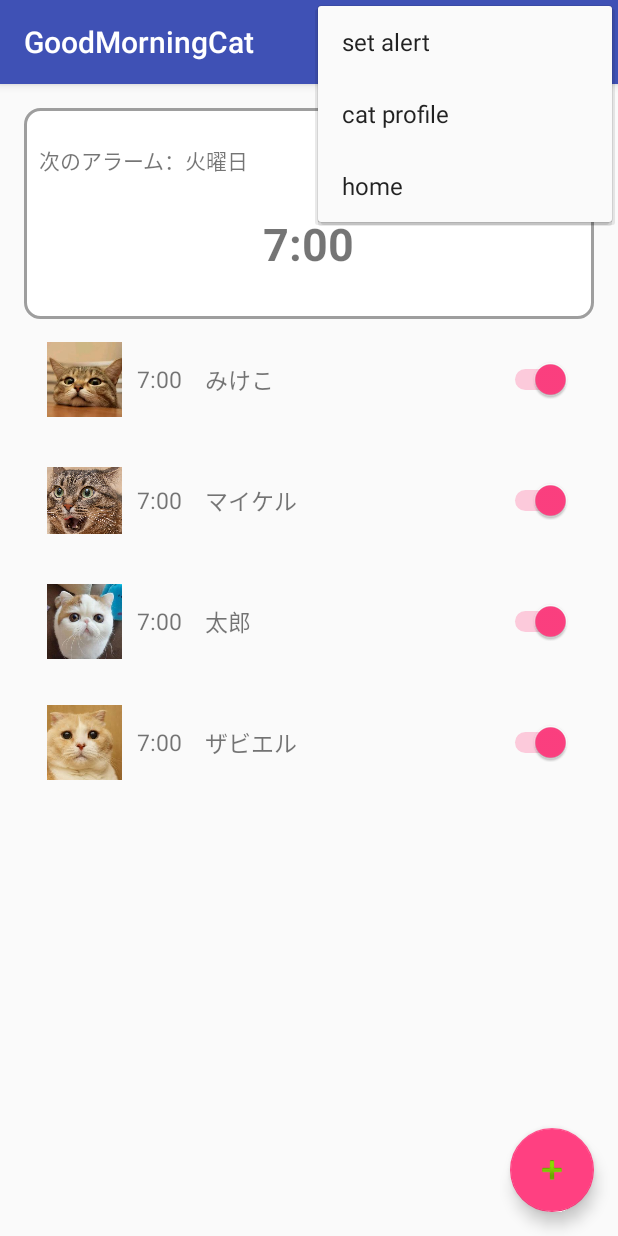
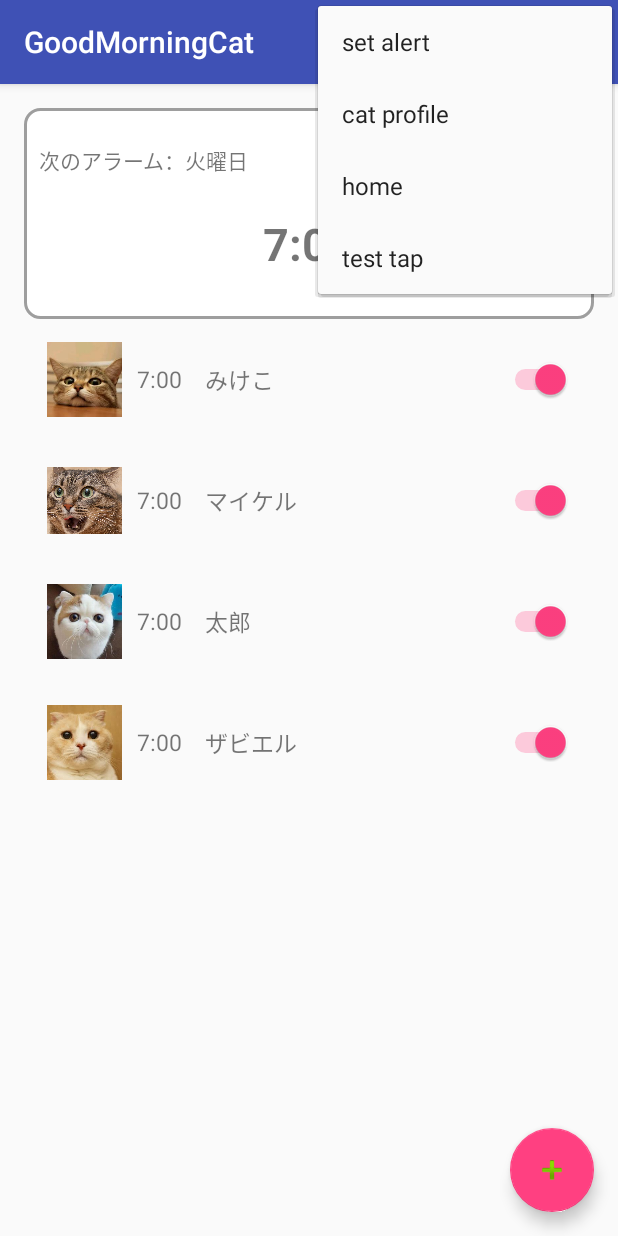
Before and after one commit to zawamari/goodmorningcat, an Android app: the screen it shows after launch (MainActivity), with the options menu open, on a phone screen of 412 x 824 dp. Run offline under Robolectric (Android 15) with nearby library versions, the phone set to English and light mode, and no system bars.

Commit message:
add test code

```diff
--- a/app/src/main/AndroidManifest.xml
+++ b/app/src/main/AndroidManifest.xml
@@ -25,6 +25,10 @@
             android:label="GoodMorningCat"
             android:theme="@style/AppTheme.NoActionBar">
         </activity>
+        <activity android:name=".test.TestTapActivity"
+            android:label="GoodMorningCat"
+            android:theme="@style/AppTheme.NoActionBar">
+        </activity>
     </application>
 
 </manifest>
--- a/app/src/main/java/com/cat/morning/goodmorningcat/MainActivity.java
+++ b/app/src/main/java/com/cat/morning/goodmorningcat/MainActivity.java
@@ -14,7 +14,7 @@ import android.widget.ImageView;
 import android.widget.LinearLayout;
 import android.widget.TextView;
 
-import java.util.ArrayList;
+import com.cat.morning.goodmorningcat.test.TestTapActivity;
 
 public class MainActivity extends AppCompatActivity {
 
@@ -82,6 +82,9 @@ public class MainActivity extends AppCompatActivity {
             startActivity(intent);
         } else if (id == R.id.action_home) {
             return true;
+        } else if ( id == R.id.test_tap) {
+            Intent intent = new Intent(this, TestTapActivity.class);
+            startActivity(intent);
         }
 
         return super.onOptionsItemSelected(item);
--- a/app/src/main/res/menu/menu_main.xml
+++ b/app/src/main/res/menu/menu_main.xml
@@ -19,4 +19,10 @@
         android:orderInCategory="102"
         android:title="home"
         app:showAsAction="never" />
+
+    <item
+        android:id="@+id/test_tap"
+        android:orderInCategory="110"
+        android:title="test tap"
+        app:showAsAction="never" />
 </menu>
```
Also changed, not shown: app/src/main/java/com/cat/morning/goodmorningcat/test/TestTapActivity.java (added, +22 -0 lines), app/src/main/res/layout/activity_test_tap.xml (added, +7 -0 lines).
